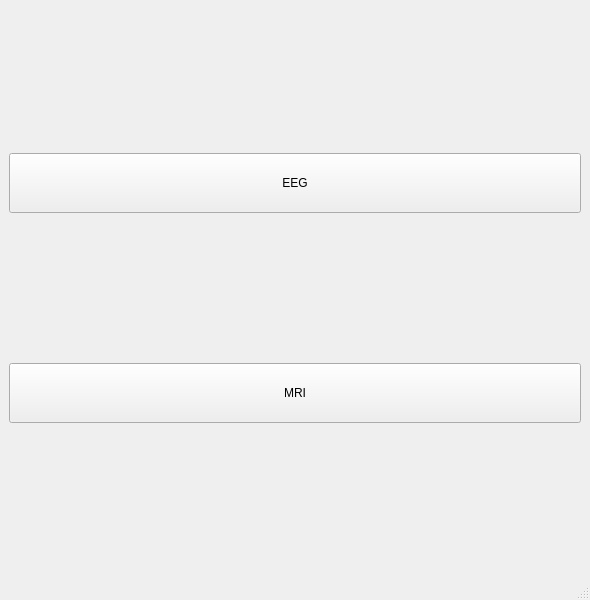
Old version of the form UI/MainWindow.ui in the repository Jacek-Lal/ADHD-Recognition.
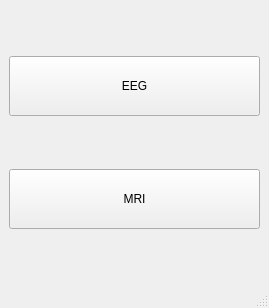
New version of the form.

The edit to the form file:
```diff
--- a/UI/MainWindow.ui
+++ b/UI/MainWindow.ui
@@ -6,8 +6,8 @@
    <rect>
     <x>0</x>
     <y>0</y>
-    <width>590</width>
-    <height>600</height>
+    <width>269</width>
+    <height>308</height>
    </rect>
   </property>
   <property name="windowTitle">
```
Left out of the diff: 2 changed lines with no effect on the pictures.
